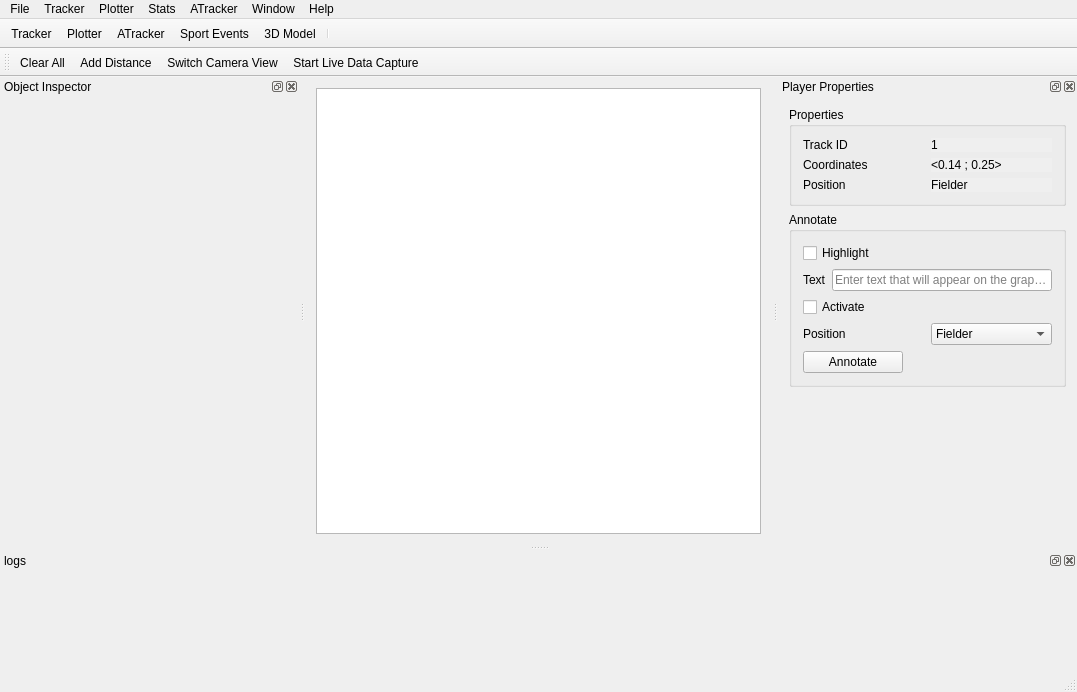
The window that GUI/AppMain.ui (sipho-mancam/4thView) describes before a commit, drawn with Qt 5.
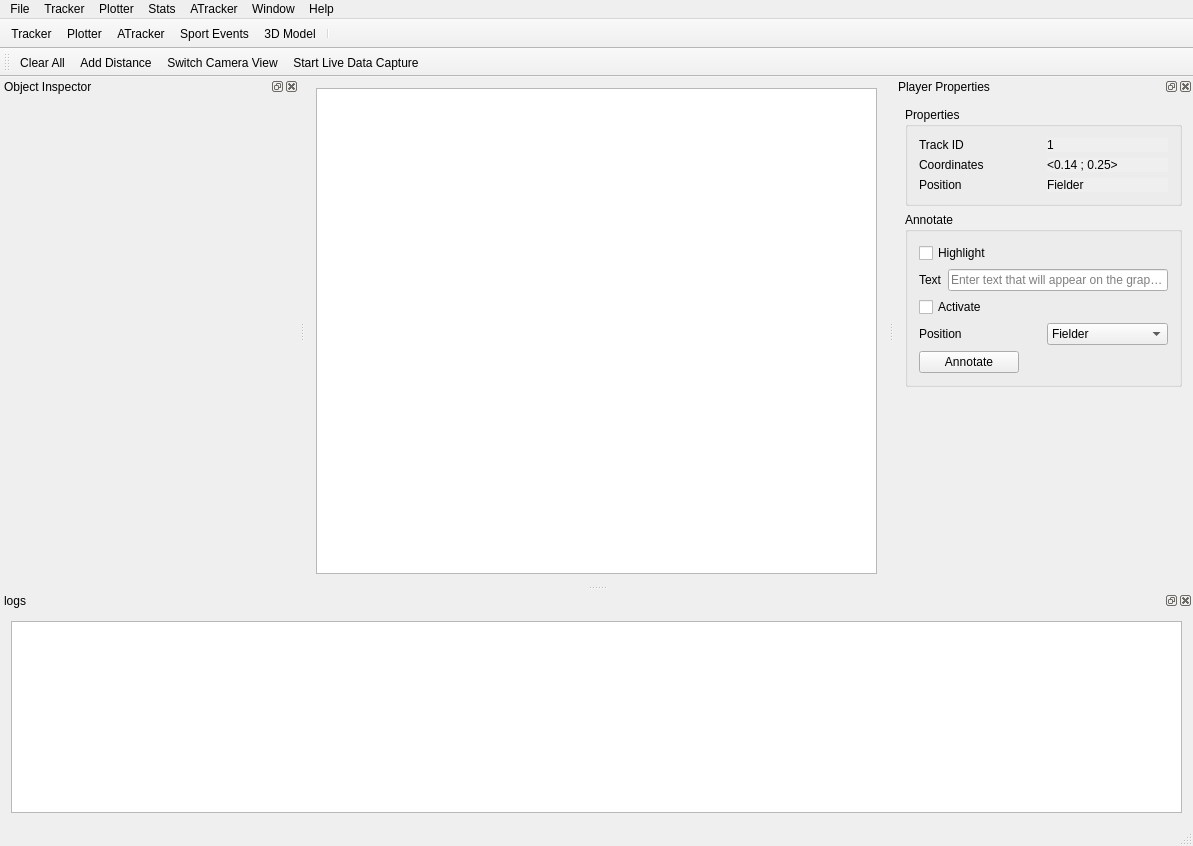
The same window after the commit. Icons and pictures are not drawn.

What changed in the file:
```diff
--- a/GUI/AppMain.ui
+++ b/GUI/AppMain.ui
@@ -6,8 +6,8 @@
    <rect>
     <x>0</x>
     <y>0</y>
-    <width>1077</width>
-    <height>692</height>
+    <width>1193</width>
+    <height>846</height>
    </rect>
   </property>
   <property name="font">
@@ -58,7 +58,7 @@
     <rect>
      <x>0</x>
      <y>0</y>
-     <width>1077</width>
+     <width>1193</width>
      <height>21</height>
     </rect>
    </property>
@@ -167,6 +167,18 @@
       <height>100</height>
      </size>
     </property>
+    <layout class="QHBoxLayout" name="horizontalLayout_2">
+     <item>
+      <widget class="QPlainTextEdit" name="plainTextEdit">
+       <property name="tabChangesFocus">
+        <bool>true</bool>
+       </property>
+       <property name="readOnly">
+        <bool>true</bool>
+       </property>
+      </widget>
+     </item>
+    </layout>
    </widget>
   </widget>
   <widget class="QToolBar" name="toolBar">
```
Left out of the diff: 2 changed lines with no effect on the pictures.
